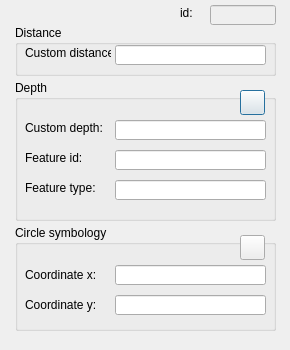
This is ui/dimensions.ui in Giswater/giswater_qgis_plugin as Qt 5 draws it before an edit. The edited form follows.
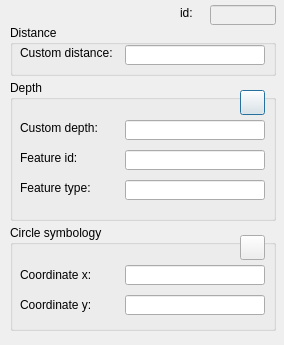
This is the edited form. Icons and pictures are not drawn.

Patch:
```diff
--- a/ui/dimensions.ui
+++ b/ui/dimensions.ui
@@ -9,8 +9,8 @@
    <rect>
     <x>0</x>
     <y>0</y>
-    <width>290</width>
-    <height>350</height>
+    <width>284</width>
+    <height>345</height>
    </rect>
   </property>
   <property name="maximumSize">
@@ -25,9 +25,9 @@
   <widget class="QGroupBox" name="groupBox">
    <property name="geometry">
     <rect>
-     <x>15</x>
+     <x>10</x>
      <y>80</y>
-     <width>261</width>
+     <width>266</width>
      <height>141</height>
     </rect>
    </property>
@@ -37,9 +37,9 @@
    <widget class="QLineEdit" name="depth">
     <property name="geometry">
      <rect>
-      <x>100</x>
+      <x>115</x>
       <y>40</y>
-      <width>151</width>
+      <width>140</width>
       <height>20</height>
      </rect>
     </property>
@@ -47,9 +47,9 @@
    <widget class="QLineEdit" name="feature_id">
     <property name="geometry">
      <rect>
-      <x>100</x>
+      <x>115</x>
       <y>70</y>
-      <width>151</width>
+      <width>140</width>
       <height>20</height>
      </rect>
     </property>
@@ -57,9 +57,9 @@
    <widget class="QLineEdit" name="feature_type">
     <property name="geometry">
      <rect>
-      <x>100</x>
+      <x>115</x>
       <y>100</y>
-      <width>151</width>
+      <width>140</width>
       <height>20</height>
      </rect>
     </property>
@@ -82,7 +82,7 @@
      <rect>
       <x>10</x>
       <y>100</y>
-      <width>81</width>
+      <width>96</width>
       <height>16</height>
      </rect>
     </property>
@@ -106,7 +106,7 @@
    <widget class="QPushButton" name="btn_snapping">
     <property name="geometry">
      <rect>
-      <x>225</x>
+      <x>230</x>
       <y>10</y>
       <width>25</width>
       <height>25</height>
@@ -124,9 +124,9 @@
   <widget class="QGroupBox" name="groupBox_2">
    <property name="geometry">
     <rect>
-     <x>15</x>
+     <x>10</x>
      <y>25</y>
-     <width>261</width>
+     <width>266</width>
      <height>51</height>
     </rect>
    </property>
@@ -136,9 +136,9 @@
    <widget class="QLineEdit" name="distance">
     <property name="geometry">
      <rect>
-      <x>100</x>
+      <x>115</x>
       <y>20</y>
-      <width>151</width>
+      <width>140</width>
       <height>20</height>
      </rect>
     </property>
@@ -148,7 +148,7 @@
      <rect>
       <x>10</x>
       <y>20</y>
-      <width>86</width>
+      <width>101</width>
       <height>16</height>
      </rect>
     </property>
@@ -160,9 +160,9 @@
   <widget class="QGroupBox" name="groupBox_3">
    <property name="geometry">
     <rect>
-     <x>15</x>
+     <x>10</x>
      <y>225</y>
-     <width>261</width>
+     <width>266</width>
      <height>106</height>
     </rect>
    </property>
@@ -172,9 +172,9 @@
    <widget class="QLineEdit" name="y_symbol">
     <property name="geometry">
      <rect>
-      <x>100</x>
+      <x>115</x>
       <y>70</y>
-      <width>151</width>
+      <width>140</width>
       <height>20</height>
      </rect>
     </property>
@@ -187,7 +187,7 @@
      <rect>
       <x>10</x>
       <y>70</y>
-      <width>71</width>
+      <width>91</width>
       <height>20</height>
      </rect>
     </property>
@@ -198,9 +198,9 @@
    <widget class="QLineEdit" name="x_symbol">
     <property name="geometry">
      <rect>
-      <x>100</x>
+      <x>115</x>
       <y>40</y>
-      <width>151</width>
+      <width>140</width>
       <height>20</height>
      </rect>
     </property>
@@ -213,7 +213,7 @@
      <rect>
       <x>10</x>
       <y>40</y>
-      <width>71</width>
+      <width>91</width>
       <height>20</height>
      </rect>
     </property>
@@ -224,7 +224,7 @@
    <widget class="QPushButton" name="btn_orientation">
     <property name="geometry">
      <rect>
-      <x>225</x>
+      <x>230</x>
       <y>10</y>
       <width>25</width>
       <height>25</height>
@@ -235,7 +235,7 @@
     </property>
     <property name="icon">
      <iconset>
-      <normaloff>../../../Desktop/new_forms/icons/widgets/131.png</normaloff>../../../Desktop/new_forms/icons/widgets/131.png</iconset>
+      <normaloff>../icons/widgets/133.png</normaloff>../icons/widgets/133.png</iconset>
     </property>
    </widget>
   </widget>
```
